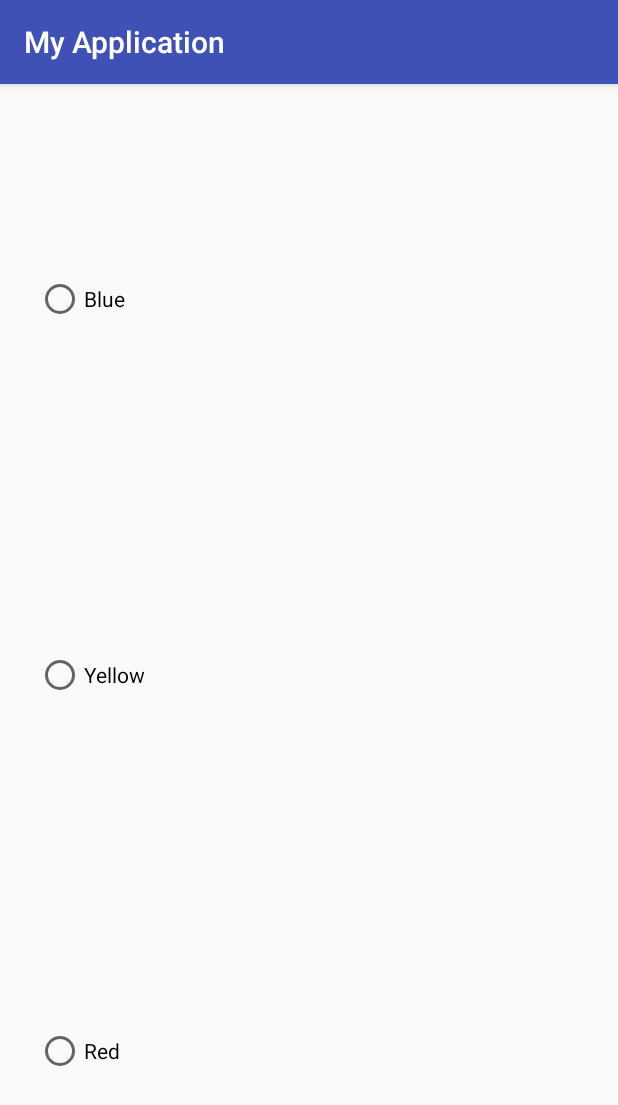
After one commit to ZihuiKarl/Android_study, an Android app: the SavingData screen opened directly, with no data from a screen before it, on a phone screen of 412 x 824 dp. The commit adds this screen. Shown: the top 1105 px of the screen. Run offline under Robolectric (Android 15) with nearby library versions, the phone set to English and light mode, and no system bars.

Commit message:
Adding the function that saves preference.

```diff
--- a/app/src/main/AndroidManifest.xml
+++ b/app/src/main/AndroidManifest.xml
@@ -33,6 +33,14 @@
                 <category android:name="android.intent.category.DEFAULT" />
             </intent-filter>
         </activity>
+
+        <activity android:name=".SavingData">
+            <intent-filter>
+                <action android:name="com.example.action.SAVING_DATA" />
+
+                <category android:name="android.intent.category.DEFAULT" />
+            </intent-filter>
+        </activity>
     </application>
 
 </manifest>
--- a/app/src/main/java/com/example/zihuiyang/myapplication/MainActivity.java
+++ b/app/src/main/java/com/example/zihuiyang/myapplication/MainActivity.java
@@ -18,7 +18,7 @@ public class MainActivity extends AppCompatActivity {
         setContentView(R.layout.activity_main);
 
         final ListView listViewApp = findViewById(R.id.listviewapp);
-        String[] values = new String[]{"Unit conversion", "Testing Layout", "APP3"};
+        String[] values = new String[]{"Unit conversion", "Testing Layout", "Saving data"};
         final ArrayAdapter adapter = new ArrayAdapter(this, android.R.layout.simple_list_item_1, values);
         listViewApp.setAdapter(adapter);
 
@@ -33,6 +33,10 @@ public class MainActivity extends AppCompatActivity {
                     Intent intent = new Intent("com.example.action.LAYOUT_TEST");
                     startActivity(intent);
                 }
+                else if(i == 2){
+                    Intent intent = new Intent("com.example.action.SAVING_DATA");
+                    startActivity(intent);
+                }
                 else{
                     Toast.makeText(getApplicationContext(), "Invalid app", Toast.LENGTH_LONG).show();
                 }
--- /dev/null
+++ b/app/src/main/java/com/example/zihuiyang/myapplication/SavingData.java
@@ -0,0 +1,47 @@
+package com.example.zihuiyang.myapplication;
+
+import android.content.Context;
+import android.content.SharedPreferences;
+import android.graphics.Color;
+import android.os.Bundle;
+import android.support.constraint.ConstraintLayout;
+import android.support.v7.app.AppCompatActivity;
+import android.widget.RadioGroup;
+
+public class SavingData extends AppCompatActivity {
+    protected void onCreate(Bundle savedInstanceState) {
+        super.onCreate(savedInstanceState);
+        setContentView(R.layout.saving_data_l);
+
+        SharedPreferences sharedPreferences = getSharedPreferences("COLOR_PREDEFIND", Context.MODE_PRIVATE);
+        final SharedPreferences.Editor editor = sharedPreferences.edit();
+
+        final ConstraintLayout layout = findViewById(R.id.constraintLayout_savedata);
+        RadioGroup radioGroup = findViewById(R.id.radioGroup_colors);
+
+        if(sharedPreferences.contains(("colorIndex"))){
+            layout.setBackgroundColor(sharedPreferences.getInt("colorIndex", 0));
+        }
+
+        radioGroup.setOnCheckedChangeListener(new RadioGroup.OnCheckedChangeListener() {
+            @Override
+            public void onCheckedChanged(RadioGroup radioGroup, int i) {
+                int colorIndex = 0;
+                switch(i){
+                    case R.id.radioButton_red:
+                        colorIndex = Color.RED;
+                        break;
+                    case R.id.radioButton_yellow:
+                        colorIndex = Color.YELLOW;
+                        break;
+                    case R.id.radioButton_blue:
+                        colorIndex = Color.BLUE;
+                        break;
+                }
+                layout.setBackgroundColor(colorIndex);
+                editor.putInt("colorIndex", colorIndex);
+                editor.commit();
+            }
+        });
+    }
+}
--- /dev/null
+++ b/app/src/main/res/layout/saving_data_l.xml
@@ -0,0 +1,60 @@
+<?xml version="1.0" encoding="utf-8"?>
+<android.support.constraint.ConstraintLayout xmlns:android="http://schemas.android.com/apk/res/android"
+    xmlns:app="http://schemas.android.com/apk/res-auto"
+    xmlns:tools="http://schemas.android.com/tools"
+    android:id="@+id/constraintLayout_savedata"
+    android:layout_width="match_parent"
+    android:layout_height="match_parent">
+
+    <RadioGroup
+        android:id="@+id/radioGroup_colors"
+        android:layout_width="0dp"
+        android:layout_height="0dp"
+        android:layout_marginBottom="8dp"
+        android:layout_marginEnd="8dp"
+        android:layout_marginStart="8dp"
+        android:layout_marginTop="8dp"
+        app:layout_constraintBottom_toBottomOf="parent"
+        app:layout_constraintEnd_toEndOf="parent"
+        app:layout_constraintStart_toStartOf="parent"
+        app:layout_constraintTop_toTopOf="parent">
+
+        <RadioButton
+            android:id="@+id/radioButton_blue"
+            android:layout_width="match_parent"
+            android:layout_height="wrap_content"
+            android:layout_marginEnd="15dp"
+            android:layout_marginStart="16dp"
+            android:layout_marginTop="20dp"
+            android:layout_weight="1"
+            android:text="@string/blue"
+            app:layout_constraintEnd_toEndOf="@+id/radioButton_yellow"
+            app:layout_constraintStart_toStartOf="parent"
+            app:layout_constraintTop_toBottomOf="@+id/radioButton_yellow" />
+
+        <RadioButton
+            android:id="@+id/radioButton_yellow"
+            android:layout_width="match_parent"
+            android:layout_height="wrap_content"
+            android:layout_marginStart="16dp"
+            android:layout_marginTop="20dp"
+            android:layout_weight="1"
+            android:text="@string/yellow"
+            app:layout_constraintStart_toStartOf="parent"
+            app:layout_constraintTop_toBottomOf="@+id/radioButton_red" />
+
+        <RadioButton
+            android:id="@+id/radioButton_red"
+            android:layout_width="match_parent"
+            android:layout_height="wrap_content"
+            android:layout_marginEnd="18dp"
+            android:layout_marginStart="16dp"
+            android:layout_marginTop="20dp"
+            android:layout_weight="1"
+            android:text="@string/red"
+            app:layout_constraintEnd_toEndOf="@+id/radioButton_yellow"
+            app:layout_constraintStart_toStartOf="parent"
+            app:layout_constraintTop_toTopOf="parent" />
+    </RadioGroup>
+
+</android.support.constraint.ConstraintLayout>
--- a/app/src/main/res/values/strings.xml
+++ b/app/src/main/res/values/strings.xml
@@ -8,4 +8,7 @@
     <string name="convert_units">Convert units</string>
     <string name="play_sound_2">Play sound 2</string>
     <string name="play_sound_1">Play sound 1</string>
+    <string name="red">Red</string>
+    <string name="yellow">Yellow</string>
+    <string name="blue">Blue</string>
 </resources>
```
